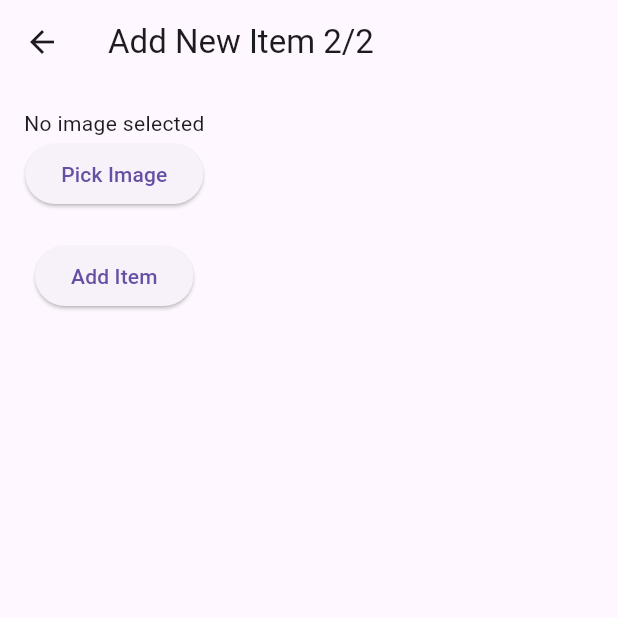
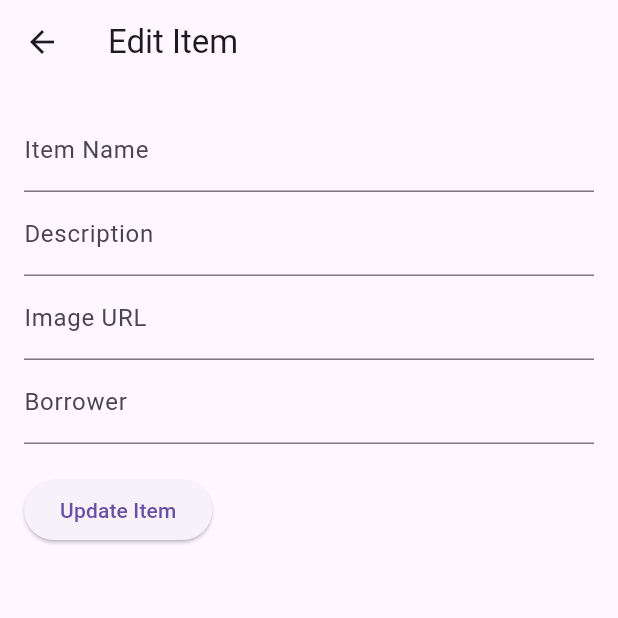
Before and after one commit to DarjaninMark1/stack_it, a Flutter app: the DetailScreen screen opened directly with empty values, after a tap on the "edit" icon, on a phone screen of 412 x 824 dp, the top half of it. Run offline on Flutter 3.47's test engine with Material 3 defaults, Android fonts, the phone set to English and light mode, and no system bars; our stand-ins replace image_picker, supabase_flutter; accounts and stored records are empty; network calls fail.

Commit message:
Update working

```diff
--- a/stack_it_flutter/lib/detail_screen.dart
+++ b/stack_it_flutter/lib/detail_screen.dart
@@ -1,4 +1,5 @@
 import 'package:flutter/material.dart';
+import 'package:stack_it/update_screen.dart';
 import 'package:supabase_flutter/supabase_flutter.dart';
 import 'dart:developer'; // For logging
 import 'new_item_second_screen.dart';
@@ -92,17 +93,25 @@ class _DetailScreenState extends State<DetailScreen> {
 
 
 void _navigateToUpdateScreen() {
-    // Assuming you have a screen for updating items, push to that screen
+  // Push the update screen, passing the current item
   Navigator.push(
     context,
     MaterialPageRoute(
-        builder: (context) => NewItemSecondScreen(item: widget.item), // Replace with your update screen
+      builder: (context) => UpdateScreen(item: {
+        'id': widget.item['id'],
+        'name': widget.item['name'],
+        'description': widget.item['description'],
+        'borrow_to': widget.item['borrow_to'],
+        'image_url': widget.item['image_url'],
+        'attributes': _items, // Pass the attributes
+      }),
     ),
   );
 }
 
   @override
   Widget build(BuildContext context) {
+    log(widget.item.toString());
     return Scaffold(
       appBar: AppBar(
         title: Text(widget.item['item_name'] ?? 'Item Details'),
@@ -127,6 +136,21 @@ class _DetailScreenState extends State<DetailScreen> {
               widget.item['image_url'] != null
                   ? Image.network(widget.item['image_url'], fit: BoxFit.cover) // Display image
                   : SizedBox(height: 200, child: Center(child: Text('No Image Available'))),
+              SizedBox(height: 16),
+               widget.item['borrow_to'] != null
+                  ?    Text(
+                'Borrowed to:',
+                style: TextStyle(fontWeight: FontWeight.bold, fontSize: 18),
+              ) : SizedBox(height: 0), // Display image
+               widget.item['borrow_to'] != null
+                  ? Text(widget.item['borrow_to']) : SizedBox(height: 0), // Display image
+              SizedBox(height: 16),
+                          Text(
+                'Name:',
+                style: TextStyle(fontWeight: FontWeight.bold, fontSize: 18),
+              ),
+              SizedBox(height: 4),
+              Text(widget.item['name'] ?? 'No description available'), // Display description
               SizedBox(height: 16),
               Text(
                 'Description:',
--- a/stack_it_flutter/lib/home_screen.dart
+++ b/stack_it_flutter/lib/home_screen.dart
@@ -29,10 +29,10 @@ class _HomeScreenState extends State<HomeScreen> {
       final user =
           Supabase.instance.client.auth.currentUser; // Get the logged-in user
       if (user != null) {
-        // Fetch items from the database
+        // Fetch items with model names from the database using a JOIN
         final response = await Supabase.instance.client
             .from('CollectorItems')
-            .select('*')
+            .select('*, ItemModels(model_name)')
             .eq('user_id', user.id);
 
         log('data: ${response}'); // Log the response data
@@ -79,12 +79,15 @@ class _HomeScreenState extends State<HomeScreen> {
                   itemCount: _items.length,
                   itemBuilder: (context, index) {
                     final item = _items[index];
+                    log(item.toString());
+                    log(item['model_name'].toString());
                     return ListTile(
                       leading: Image.network(item['image_url'],
                           fit: BoxFit.fitHeight),
                       title: Text(item['name'] ??
                           'Unnamed Item'), // Replace with your item name field
-                      subtitle: Text(item['description'] ?? 'No description'),
+                      subtitle: Text(item['ItemModels']['model_name'] ?? 'No model name'),
+                      trailing: Text(item['borrow_to'] ?? ''),
                       onTap: () {
                         // Navigate to DetailScreen and pass the selected item
                         Navigator.push(
--- a/stack_it_flutter/lib/new_item_second_screen.dart
+++ b/stack_it_flutter/lib/new_item_second_screen.dart
@@ -32,7 +32,6 @@ class _NewItemSecondScreenState extends State<NewItemSecondScreen> {
   Future<void> _fetchDynamicInputs() async {
     try {
       // Fetch dynamic input configuration or data from Supabase
-      // log(widget.item['id']);
       final response = await Supabase.instance.client
           .from('ModelAttributes')
           .select('*')
@@ -59,8 +58,7 @@ class _NewItemSecondScreenState extends State<NewItemSecondScreen> {
           _controllers.add(TextEditingController());
 
           // Add label, converting to String if necessary
-          _inputLabels.add(input['attribute_name']?.toString() ??
-              ''); // Convert to String to avoid TypeError
+          _inputLabels.add(input['attribute_name']?.toString() ?? ''); // Convert to String to avoid TypeError
         }
 
         setState(() {}); // Rebuild UI with new controllers
@@ -86,6 +84,36 @@ class _NewItemSecondScreenState extends State<NewItemSecondScreen> {
           child: SingleChildScrollView(
             child: Column(
               children: [
+                // Fixed Name field
+                TextFormField(
+                  decoration: InputDecoration(labelText: 'Item Name'),
+                  validator: (value) {
+                    if (value == null || value.isEmpty) {
+                      return 'Please enter item name';
+                    }
+                    return null;
+                  },
+                  onChanged: (value) {
+                    // Optionally update if needed
+                  },
+                ),
+                SizedBox(height: 16),
+
+                // Fixed Description field
+                TextFormField(
+                  decoration: InputDecoration(labelText: 'Description'),
+                  validator: (value) {
+                    if (value == null || value.isEmpty) {
+                      return 'Please enter a description';
+                    }
+                    return null;
+                  },
+                  onChanged: (value) {
+                    // Optionally update if needed
+                  },
+                ),
+                SizedBox(height: 16),
+
                 // Build dynamic input fields based on fetched data
                 for (int i = 0; i < _controllers.length; i++)
                   TextFormField(
@@ -98,6 +126,9 @@ class _NewItemSecondScreenState extends State<NewItemSecondScreen> {
                       return null;
                     },
                   ),
+                SizedBox(height: 16),
+
+                // Image Picker
                 _image != null
                     ? Image.file(_image!,
                         height: 100, width: 100, fit: BoxFit.cover)
@@ -136,8 +167,7 @@ class _NewItemSecondScreenState extends State<NewItemSecondScreen> {
     }
   }
 
-// Function to upload file to Supabase storage
-// Function to upload file to Supabase storage
+  // Function to upload file to Supabase storage
   Future<void> uploadFile(File file) async {
     final user = Supabase.instance.client.auth.currentUser;
 
@@ -146,14 +176,8 @@ class _NewItemSecondScreenState extends State<NewItemSecondScreen> {
       final filePath =
           '${user.id}/${DateTime.now().millisecondsSinceEpoch}.jpg';
 
-      log(filePath);
-      log("filePath10");
-
       // Read the file's bytes using readAsBytes
       final Uint8List fileBytes = await file.readAsBytes();
-      // log(fileBytes.toString());
-
-      log("filePath1");
 
       // Upload the file to Supabase storage
       final response = await Supabase.instance.client.storage
@@ -163,8 +187,6 @@ class _NewItemSecondScreenState extends State<NewItemSecondScreen> {
             fileBytes,
             fileOptions: const FileOptions(contentType: 'image/jpeg'),
           );
-
-      log("filePath2");
 
       // Check for errors during upload
       if (response.error != null) {
@@ -241,10 +263,11 @@ class _NewItemSecondScreenState extends State<NewItemSecondScreen> {
               await Supabase.instance.client.from('CollectorItems').insert({
             'user_id': user.id, // Associate the item with the user
             'name':
-                _controllers[0].text, // Assuming the first input is the name
+                _controllers[0].text, // Use the text from the first input as the name
             'description': _controllers[1]
-                .text, // Assuming the second input is the description
+                .text, // Use the text from the second input as the description
             'image_url': imageUrl, // Use uploaded image URL
+            'model_id': widget.item['id'], // Use uploaded image URL
           }).select();
 
           // Access the inserted data, including the item ID
--- /dev/null
+++ b/stack_it_flutter/lib/update_screen.dart
@@ -0,0 +1,198 @@
+import 'package:flutter/material.dart';
+import 'package:supabase_flutter/supabase_flutter.dart';
+import 'dart:developer'; // For logging
+
+class UpdateScreen extends StatefulWidget {
+  final dynamic item; // The item to be updated
+
+  const UpdateScreen({Key? key, required this.item}) : super(key: key);
+
+  @override
+  _UpdateScreenState createState() => _UpdateScreenState();
+}
+
+class _UpdateScreenState extends State<UpdateScreen> {
+  final _formKey = GlobalKey<FormState>();
+  late TextEditingController _nameController;
+  late TextEditingController _descriptionController;
+  late TextEditingController _imageUrlController;
+  late TextEditingController _borrowerController; // Added for borrow_to
+  final List<TextEditingController> _attributeControllers = [];
+  List<dynamic> _attributes = [];
+
+  @override
+  void initState() {
+    super.initState();
+    // Initialize controllers with existing item values
+    _nameController = TextEditingController(text: widget.item['name']);
+    _descriptionController =
+        TextEditingController(text: widget.item['description']);
+    _imageUrlController = TextEditingController(text: widget.item['image_url']);
+    _borrowerController = TextEditingController(
+        text: widget.item['borrow_to']); // Initialize borrow_to controller
+
+    // Initialize attribute controllers
+    _initializeAttributeControllers();
+  }
+
+  void _initializeAttributeControllers() {
+    _attributes = widget.item['attributes'] ?? [];
+    for (var attribute in _attributes) {
+      _attributeControllers
+          .add(TextEditingController(text: attribute['value']));
+    }
+  }
+
+  Future<void> _updateItem() async {
+    if (_formKey.currentState!.validate()) {
+      // Step 1: Update item details in the CollectorItems table
+      // log(_borrowerController['text'].toString());
+      final itemResponse = await Supabase.instance.client
+          .from('CollectorItems') // Change to your actual items table name
+          .update({
+        'name': _nameController.text.toString(),
+        'description': _descriptionController.text.toString(),
+        'image_url': _imageUrlController.text.toString(),
+        'borrow_to': _borrowerController.text.toString(),
+      }).eq('id', widget.item['id']); // Don't forget to call execute()
+
+      if (itemResponse != null) {
+        ScaffoldMessenger.of(context).showSnackBar(
+          SnackBar(
+              content:
+                  Text('Error updating item: ${itemResponse.error!.message}')),
+        );
+        return; // Exit if there's an error
+      }
+
+      final List<Map<String, dynamic>> attributeInserts = [];
+      final List<Map<String, dynamic>> attributeUpdates = [];
+      // Step 2: Update attributes in the ItemAttributes table
+      for (int i = 0; i < _attributes.length; i++) {
+        attributeInserts.add({
+          'id': _attributes[i]['id'], // Associate the item with the `itemId`
+          'value':_attributeControllers[i].text, // Associate the item with the `itemId`
+        });
+        log(_attributes[i].toString());
+      }
+
+      final secondInsertResponse = await Supabase.instance.client
+    .from('ItemAttributes')
+    .upsert(attributeInserts);
+
+
+      // for (int i = 0; i < _attributes.length; i++) {
+      //   // log('Attributes: $_attributes'); // Log the response data
+      //   final attributeID = _attributes[i]['id'];
+      //   log('_attributeControllers[i].text');
+      //   log(_attributeControllers[i].text);
+      //   log(_attributeControllers[i].toString());
+      //   log(_attributeControllers[i].toString());
+      //   log(_attributes[i].toString());
+      //   log('AttributeID: $attributeID');
+      //   final updateResponse = await Supabase.instance.client
+      //       .from(
+      //           'ItemAttributes') // Change to your actual attributes table name
+      //       .update({
+      //     'value': _attributeControllers[i].text.toString(),
+      //   }).eq('id', attributeID); // Don't forget to call execute()
+      //   // .eq('attribute_name', attribute['attribute_name']); // Don't forget to call execute()
+
+      //   if (updateResponse.error != null) {
+      //     ScaffoldMessenger.of(context).showSnackBar(
+      //       SnackBar(
+      //           content: Text(
+      //               'Error updating attribute: ${updateResponse.error!.message}')),
+      //     );
+      //     return; // Exit if there's an error
+      //   }
+      // }
+
+      // On success, show confirmation and navigate back
+      ScaffoldMessenger.of(context).showSnackBar(
+        SnackBar(content: Text('Item updated successfully!')),
+      );
+      Navigator.pop(context); // Go back to the previous screen
+    }
+  }
+
+  @override
+  Widget build(BuildContext context) {
+    return Scaffold(
+      appBar: AppBar(title: Text('Edit Item')),
+      body: Padding(
+        padding: const EdgeInsets.all(16.0),
+        child: Form(
+          key: _formKey,
+          child: Column(
+            crossAxisAlignment:
+                CrossAxisAlignment.start, // Align items to the start
+            children: [
+              TextFormField(
+                controller: _nameController,
+                decoration: InputDecoration(labelText: 'Item Name'),
+                validator: (value) {
+                  if (value == null || value.isEmpty) {
+                    return 'Please enter item name';
+                  }
+                  return null;
+                },
+              ),
+              TextFormField(
+                controller: _descriptionController,
+                decoration: InputDecoration(labelText: 'Description'),
+                validator: (value) {
+                  if (value == null || value.isEmpty) {
+                    return 'Please enter a description';
+                  }
+                  return null;
+                },
+              ),
+              TextFormField(
+                controller: _imageUrlController,
+                decoration: InputDecoration(labelText: 'Image URL'),
+              ),
+              TextFormField(
+                controller: _borrowerController, // Add borrow_to input field
+                decoration: InputDecoration(labelText: 'Borrower'),
+                validator: (value) {
+                  if (value == null || value.isEmpty) {
+                    return 'Please enter borrow_to\'s name';
+                  }
+                  return null;
+                },
+              ),
+              // Display fields for attributes
+              ..._attributes.map((attribute) {
+                int index = _attributes.indexOf(attribute);
+                return TextFormField(
+                  controller: _attributeControllers[index],
+                  decoration:
+                      InputDecoration(labelText: attribute['attribute_name']),
+                );
+              }).toList(),
+              SizedBox(height: 20),
+              ElevatedButton(
+                onPressed: _updateItem,
+                child: Text('Update Item'),
+              ),
+            ],
+          ),
+        ),
+      ),
+    );
+  }
+
+  @override
+  void dispose() {
+    // Dispose of controllers to free resources
+    _nameController.dispose();
+    _descriptionController.dispose();
+    _imageUrlController.dispose();
+    _borrowerController.dispose(); // Dispose of borrow_to controller
+    for (var controller in _attributeControllers) {
+      controller.dispose();
+    }
+    super.dispose();
+  }
+}
```
Lines whose indentation alone changed are shown as unchanged.
